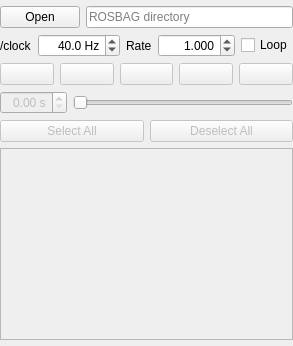
shikishima-TasakiLab/rviz2_bag, file src/ui/player.ui: the form before one commit.
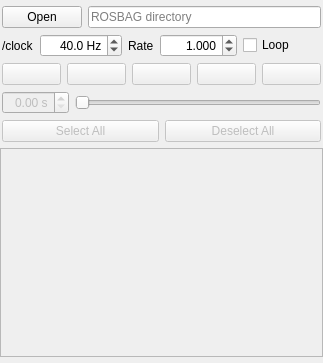
The form after the commit. Icons and pictures are not drawn.

Commit message: 軽微な修正

Diff of the .ui file:
```diff
--- a/src/ui/player.ui
+++ b/src/ui/player.ui
@@ -2,6 +2,14 @@
 <ui version="4.0">
  <class>Player</class>
  <widget class="QWidget" name="Player">
+  <property name="geometry">
+   <rect>
+    <x>0</x>
+    <y>0</y>
+    <width>323</width>
+    <height>363</height>
+   </rect>
+  </property>
   <property name="windowTitle">
    <string>Form</string>
   </property>
@@ -20,6 +28,12 @@
    </property>
    <item>
     <layout class="QHBoxLayout" name="horizontalLayout_2">
+     <property name="leftMargin">
+      <number>2</number>
+     </property>
+     <property name="rightMargin">
+      <number>2</number>
+     </property>
      <item>
       <widget class="QPushButton" name="pbtn__rosbag_open">
        <property name="sizePolicy">
@@ -56,6 +70,12 @@
    </item>
    <item>
     <layout class="QHBoxLayout" name="horizontalLayout_3">
+     <property name="leftMargin">
+      <number>2</number>
+     </property>
+     <property name="rightMargin">
+      <number>2</number>
+     </property>
      <item>
       <layout class="QHBoxLayout" name="hl__rosbag_clock">
        <item>
@@ -137,6 +157,12 @@
    </item>
    <item>
     <layout class="QHBoxLayout" name="horizontalLayout_4">
+     <property name="leftMargin">
+      <number>2</number>
+     </property>
+     <property name="rightMargin">
+      <number>2</number>
+     </property>
      <item>
       <widget class="QPushButton" name="pbtn__rosbag_play">
        <property name="enabled">
@@ -211,6 +237,12 @@
    </item>
    <item>
     <layout class="QHBoxLayout" name="horizontalLayout_5">
+     <property name="leftMargin">
+      <number>2</number>
+     </property>
+     <property name="rightMargin">
+      <number>2</number>
+     </property>
      <item>
       <widget class="QDoubleSpinBox" name="dspin__rosbag_elapsed_time">
        <property name="enabled">
@@ -244,6 +276,12 @@
    </item>
    <item>
     <layout class="QHBoxLayout" name="hl__topic_select">
+     <property name="leftMargin">
+      <number>2</number>
+     </property>
+     <property name="rightMargin">
+      <number>2</number>
+     </property>
      <item>
       <widget class="QPushButton" name="pbtn__select_all">
        <property name="enabled">
```
